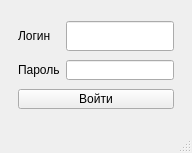
DevLuKija/Heimdall, file src/Heimdall/mainwindow.ui: the form before one commit.
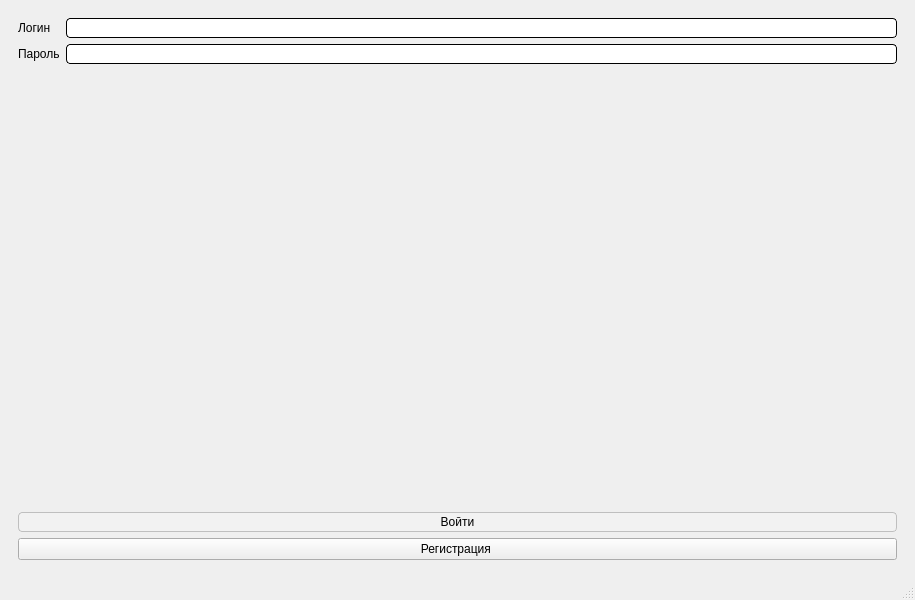
The form after the commit.

Commit message: Добавлена окно авторизации и создания нового пользователя

The edit to the form file:
```diff
--- a/src/Heimdall/mainwindow.ui
+++ b/src/Heimdall/mainwindow.ui
@@ -6,16 +6,10 @@
    <rect>
     <x>0</x>
     <y>0</y>
-    <width>192</width>
-    <height>153</height>
+    <width>915</width>
+    <height>600</height>
    </rect>
   </property>
-  <property name="sizePolicy">
-   <sizepolicy hsizetype="Fixed" vsizetype="Fixed">
-    <horstretch>0</horstretch>
-    <verstretch>0</verstretch>
-   </sizepolicy>
-  </property>
   <property name="windowTitle">
    <string>MainWindow</string>
   </property>
@@ -30,6 +24,111 @@
        <layout class="QHBoxLayout" name="horizontalLayout">
         <item>
          <layout class="QGridLayout" name="gridLayout">
+          <item row="0" column="1">
+           <widget class="QLineEdit" name="le_login">
+            <property name="maximumSize">
+             <size>
+              <width>16777215</width>
+              <height>20</height>
+             </size>
+            </property>
+            <property name="styleSheet">
+             <string notr="true">/* 1. Дефолтное состояние */
+QLineEdit {
+    background-color: #ffffff;
+    color: #000000;
+    border: 1px solid #000000;
+    border-radius: 4px;
+    padding: 2px 6px;                   
+}
+
+/* 2. Наведение (Hover) */
+QLineEdit:hover {
+    border: 1px solid #a6d8fc;
+}
+
+/* 3. Фокус (Focus) */
+QLineEdit:focus {
+    border: 1px solid #3498db;
+    background-color: qlineargradient(
+        x1: 0, y1: 0, x2: 0, y2: 1,
+        stop: 0 #ffffff, stop: 1 #e6f2ff
+    );
+}
+
+/* 4. НОВОЕ: Состояние ошибки (активируется из кода) */
+QLineEdit[hasError=&quot;true&quot;] {
+    border: 1px solid #e74c3c;          /* Красная рамка */
+    
+    /* Плавный переход: сверху белый (#ffffff), снизу нежно-розовый/красный (#fdf2f2) */
+    background-color: qlineargradient(
+        x1: 0, y1: 0, 
+        x2: 0, y2: 1,
+        stop: 0 #ffffff, 
+        stop: 1 #fdf2f2
+    );
+}
+</string>
+            </property>
+           </widget>
+          </item>
+          <item row="4" column="0" colspan="2">
+           <widget class="QPushButton" name="pb_ConfAuth">
+            <property name="maximumSize">
+             <size>
+              <width>16777215</width>
+              <height>20</height>
+             </size>
+            </property>
+            <property name="styleSheet">
+             <string notr="true">/* 1. Дефолтное состояние кнопки */
+QPushButton {
+    background-color: #f2f2f2;          /* Мягкий серый фон */
+    color: #000000;                     /* Черный текст */
+    border: 1px solid #bfbfbf;          /* Неяркая серая рамка */
+    border-radius: 4px;                 /* Одинаковое скругление с QLineEdit */
+    padding: 4px 12px;                  
+}
+
+/* 2. Наведение (Hover) */
+QPushButton:hover {
+    background-color: #ffe6cc;          /* Мягкий пастельный оранжевый */
+    border: 1px solid #ff9933;          /* Мягкий оранжевый бортик */
+    color: #000000;                     /* Текст остается черным */
+}
+
+/* 3. Нажатие (Pressed) */
+QPushButton:pressed {
+    /* Градиент «вдавливания» из оттенков мягкого оранжевого */
+    background-color: qlineargradient(
+        x1: 0, y1: 0, x2: 0, y2: 1,
+        stop: 0 #ffa64d, stop: 1 #ffe6cc
+    );
+    border: 1px solid #e67300;          /* Чуть более темный оранжевый бортик */
+    padding-top: 5px;                   /* Небольшой сдвиг текста для эффекта клика */
+    padding-bottom: 3px;
+}
+
+/* 4. Отключенное состояние (Disabled) */
+QPushButton:disabled {
+    background-color: #f9f9f9;          /* Совсем блеклый серый */
+    color: #aaaaaa;                     /* Серый текст */
+    border: 1px solid #dddddd;          
+}
+</string>
+            </property>
+            <property name="text">
+             <string>Войти</string>
+            </property>
+           </widget>
+          </item>
+          <item row="5" column="0" colspan="2">
+           <widget class="QPushButton" name="pb_GoSign">
+            <property name="text">
+             <string>Регистрация </string>
+            </property>
+           </widget>
+          </item>
           <item row="0" column="0">
            <widget class="QLabel" name="lb_login">
             <property name="text">
@@ -44,8 +143,8 @@
             </property>
            </widget>
           </item>
-          <item row="2" column="0" colspan="2">
-           <widget class="QPushButton" name="pb_LogBut">
+          <item row="3" column="0" colspan="2">
+           <widget class="QLabel" name="lb_logError">
             <property name="maximumSize">
              <size>
               <width>16777215</width>
@@ -53,17 +152,7 @@
              </size>
             </property>
             <property name="text">
-             <string>Войти</string>
-            </property>
-           </widget>
-          </item>
-          <item row="0" column="1">
-           <widget class="QLineEdit" name="le_login">
-            <property name="maximumSize">
-             <size>
-              <width>16777215</width>
-              <height>30</height>
-             </size>
+             <string/>
             </property>
            </widget>
           </item>
@@ -75,8 +164,59 @@
               <height>20</height>
              </size>
             </property>
+            <property name="styleSheet">
+             <string notr="true">/* 1. Дефолтное состояние */
+QLineEdit {
+    background-color: #ffffff;
+    color: #000000;
+    border: 1px solid #000000;
+    border-radius: 4px;
+    padding: 2px 6px;                   
+}
+
+/* 2. Наведение (Hover) */
+QLineEdit:hover {
+    border: 1px solid #a6d8fc;
+}
+
+/* 3. Фокус (Focus) */
+QLineEdit:focus {
+    border: 1px solid #3498db;
+    background-color: qlineargradient(
+        x1: 0, y1: 0, x2: 0, y2: 1,
+        stop: 0 #ffffff, stop: 1 #e6f2ff
+    );
+}
+
+/* 4. НОВОЕ: Состояние ошибки (активируется из кода) */
+QLineEdit[hasError=&quot;true&quot;] {
+    border: 1px solid #e74c3c;          /* Красная рамка */
+    
+    /* Плавный переход: сверху белый (#ffffff), снизу нежно-розовый/красный (#fdf2f2) */
+    background-color: qlineargradient(
+        x1: 0, y1: 0, 
+        x2: 0, y2: 1,
+        stop: 0 #ffffff, 
+        stop: 1 #fdf2f2
+    );
+}
+</string>
+            </property>
            </widget>
           </item>
+          <item row="2" column="1">
+           <spacer name="verticalSpacer_2">
+            <property name="orientation">
+             <enum>Qt::Orientation::Vertical</enum>
+            </property>
+            <property name="sizeHint" stdset="0">
+             <size>
+              <width>20</width>
+              <height>40</height>
+             </size>
+            </property>
+           </spacer>
+          </item>
          </layout>
         </item>
        </layout>
```
Left out of the diff: 96 changed lines with no effect on the pictures. The commit also changes 2 other files.
